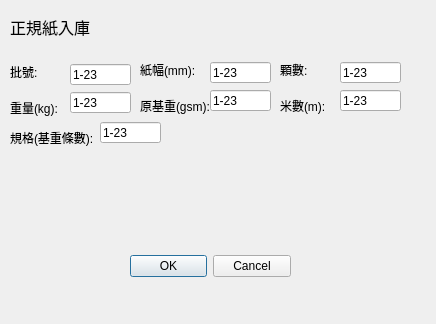
This is paperinput.ui in Po-haoHuang/huitong-paper as Qt 5 draws it before an edit. The edited form follows.
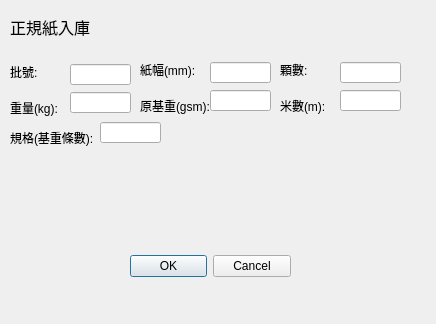
This is the edited form.

```diff
--- a/paperinput.ui
+++ b/paperinput.ui
@@ -10,6 +10,18 @@
     <height>324</height>
    </rect>
   </property>
+  <property name="sizePolicy">
+   <sizepolicy hsizetype="Fixed" vsizetype="Fixed">
+    <horstretch>0</horstretch>
+    <verstretch>0</verstretch>
+   </sizepolicy>
+  </property>
+  <property name="maximumSize">
+   <size>
+    <width>436</width>
+    <height>324</height>
+   </size>
+  </property>
   <property name="windowTitle">
    <string>正規紙入庫</string>
   </property>
@@ -92,7 +104,7 @@
     <string/>
    </property>
    <property name="text">
-    <string>1-23</string>
+    <string/>
    </property>
    <property name="maxLength">
     <number>32767</number>
@@ -173,7 +185,7 @@
     <string/>
    </property>
    <property name="text">
-    <string>1-23</string>
+    <string/>
    </property>
    <property name="maxLength">
     <number>32767</number>
@@ -225,7 +237,7 @@
     <string/>
    </property>
    <property name="text">
-    <string>1-23</string>
+    <string/>
    </property>
    <property name="maxLength">
     <number>32767</number>
@@ -311,7 +323,7 @@
     <string/>
    </property>
    <property name="text">
-    <string>1-23</string>
+    <string/>
    </property>
    <property name="maxLength">
     <number>32767</number>
@@ -376,7 +388,7 @@
     <string/>
    </property>
    <property name="text">
-    <string>1-23</string>
+    <string/>
    </property>
    <property name="maxLength">
     <number>32767</number>
@@ -428,7 +440,7 @@
     <string/>
    </property>
    <property name="text">
-    <string>1-23</string>
+    <string/>
    </property>
    <property name="maxLength">
     <number>32767</number>
@@ -480,7 +492,7 @@
     <string/>
    </property>
    <property name="text">
-    <string>1-23</string>
+    <string/>
    </property>
    <property name="maxLength">
     <number>32767</number>
```
Left out of the diff: 14 changed lines with no effect on the pictures.
